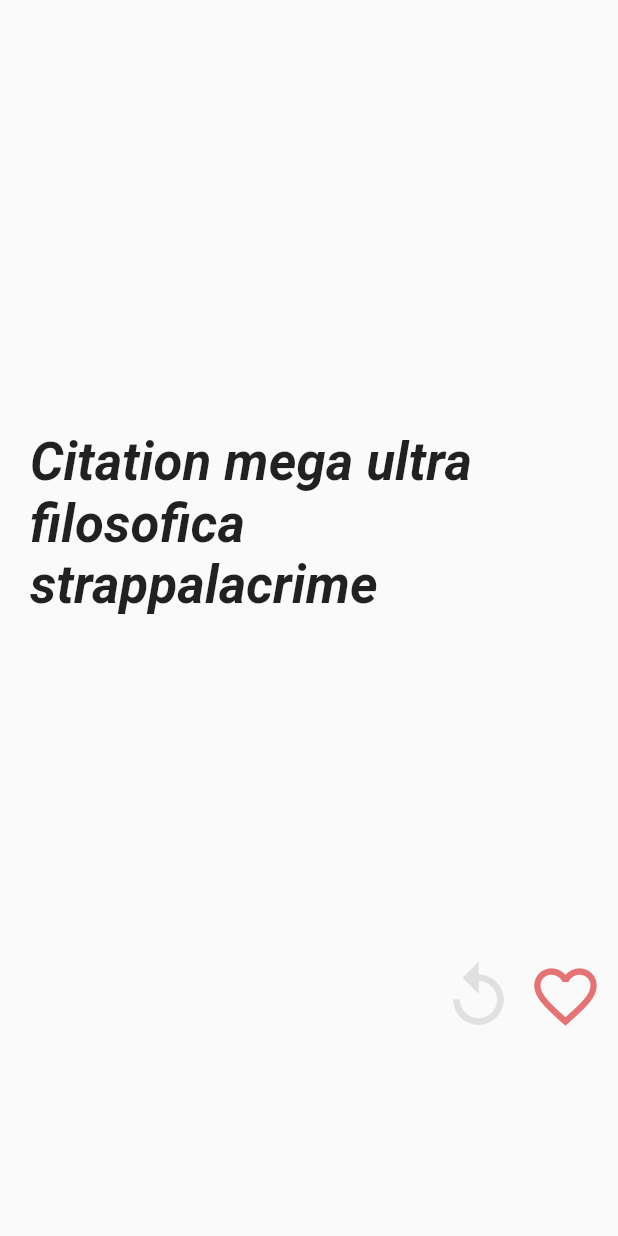
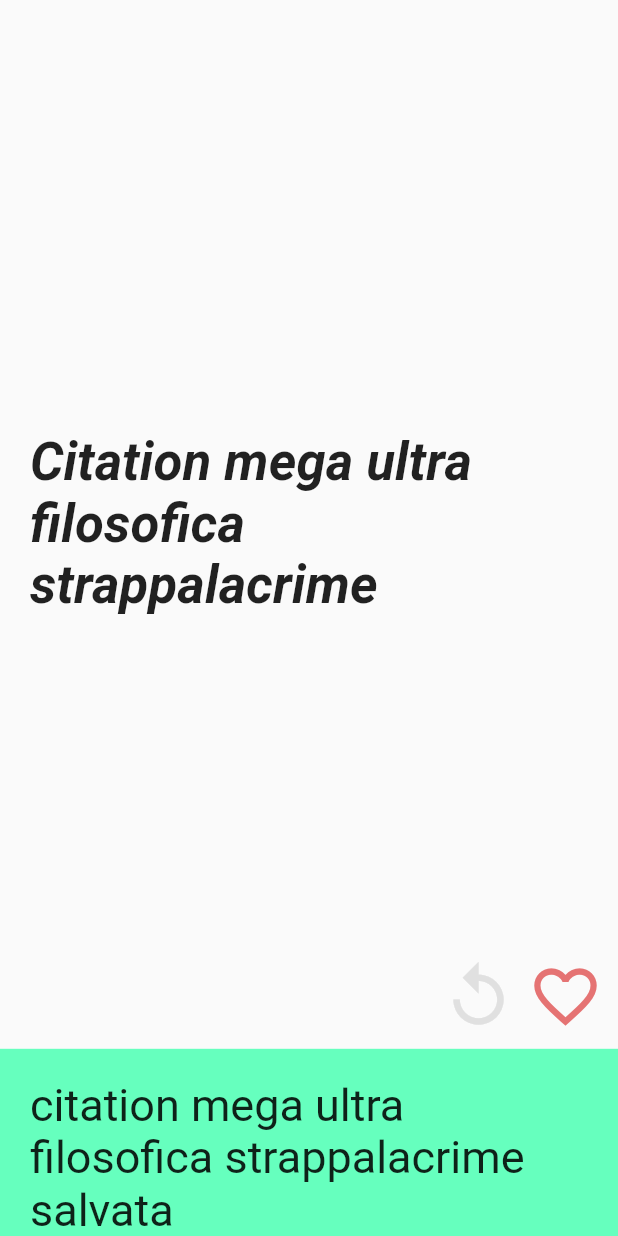
Before and after one commit to burillu/flutter-loved-cit, a Flutter app: the screen it shows after launch, on a phone screen of 412 x 824 dp. Run offline on Flutter 3.47's test engine with Material 3 defaults, Android fonts, the light colour scheme and no system bars; drawn by our look-alikes of auto_size_text.

Commit message:
home page static style and layout ok

```diff
--- a/lib/pages/home_page.dart
+++ b/lib/pages/home_page.dart
@@ -1,3 +1,4 @@
+import 'package:auto_size_text/auto_size_text.dart';
 import 'package:flutter/material.dart';
 
 class HomePage extends StatefulWidget {
@@ -6,15 +7,21 @@ class HomePage extends StatefulWidget {
 }
 
 class _HomePageState extends State<HomePage> {
+  final List<Color> colors = [
+    Color(0xFF66ffbe),
+    Color(0xFFfff267),
+    Color(0xFFffb968),
+    Color(0xFF80e0ff),
+    Color(0xFF9980ff),
+    Color(0xFFd680ff),
+    Color(0xFFff7fb5),
+  ];
   @override
   Widget build(BuildContext context) {
     return Scaffold(
       body: Center(
         child: CustomScrollView(
-          slivers: [
-            sectionCit(),
-            // sectionSavedList()
-          ],
+          slivers: [sectionCit(), sectionSavedList()],
         ),
       ),
     );
@@ -24,17 +31,16 @@ class _HomePageState extends State<HomePage> {
           child: Container(
         padding: EdgeInsets.all(20),
         child: Stack(children: [
-          Container(
+          SizedBox(
             height: MediaQuery.of(context).size.height * 0.8,
-            // padding: EdgeInsets.all(20),
-            // color: Colors.red,
             child: Center(
-              child: Text(
+              child: AutoSizeText(
                 "Citation mega ultra filosofica strappalacrime",
                 style: TextStyle(
                     fontSize: 35,
                     fontStyle: FontStyle.italic,
                     fontWeight: FontWeight.bold),
+                maxLines: 7,
               ),
             ),
           ),
@@ -67,4 +73,19 @@ class _HomePageState extends State<HomePage> {
           )
         ]),
       ));
+
+  Widget sectionSavedList() => SliverList(
+        delegate: SliverChildBuilderDelegate(
+          childCount: 10,
+          (context, index) => Container(
+            padding: EdgeInsets.all(20),
+            height: 250,
+            color: colors[index % colors.length],
+            child: AutoSizeText(
+              "citation mega ultra filosofica strappalacrime salvata",
+              style: TextStyle(fontSize: 30, fontWeight: FontWeight.w400),
+            ),
+          ),
+        ),
+      );
 }
```
